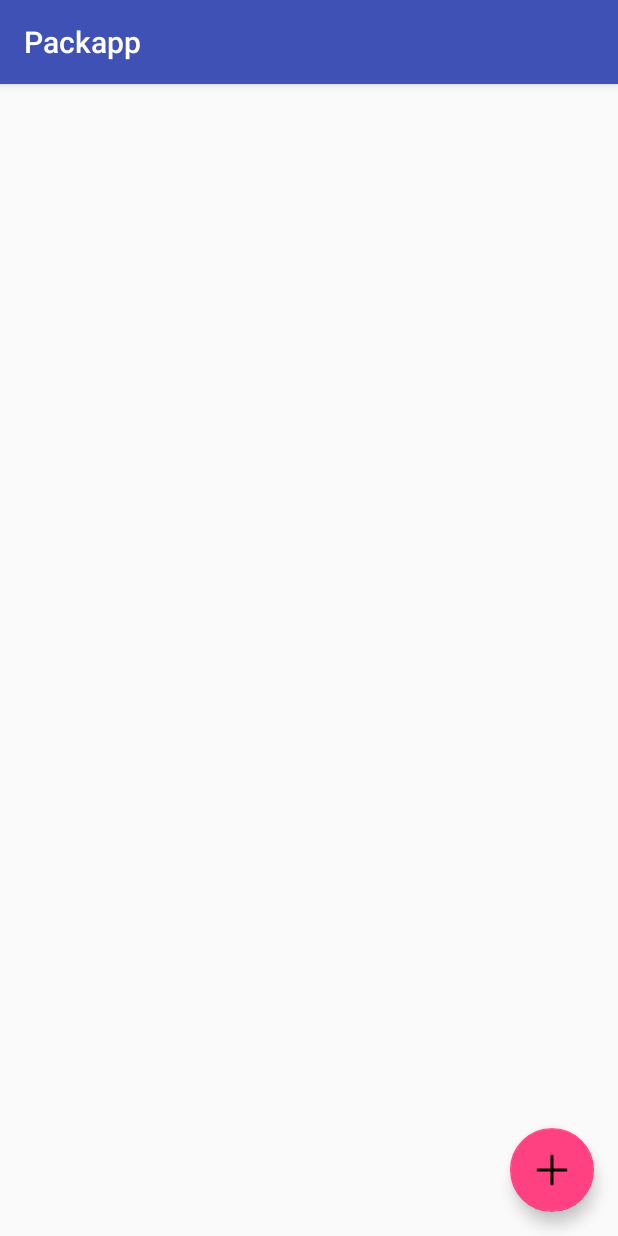
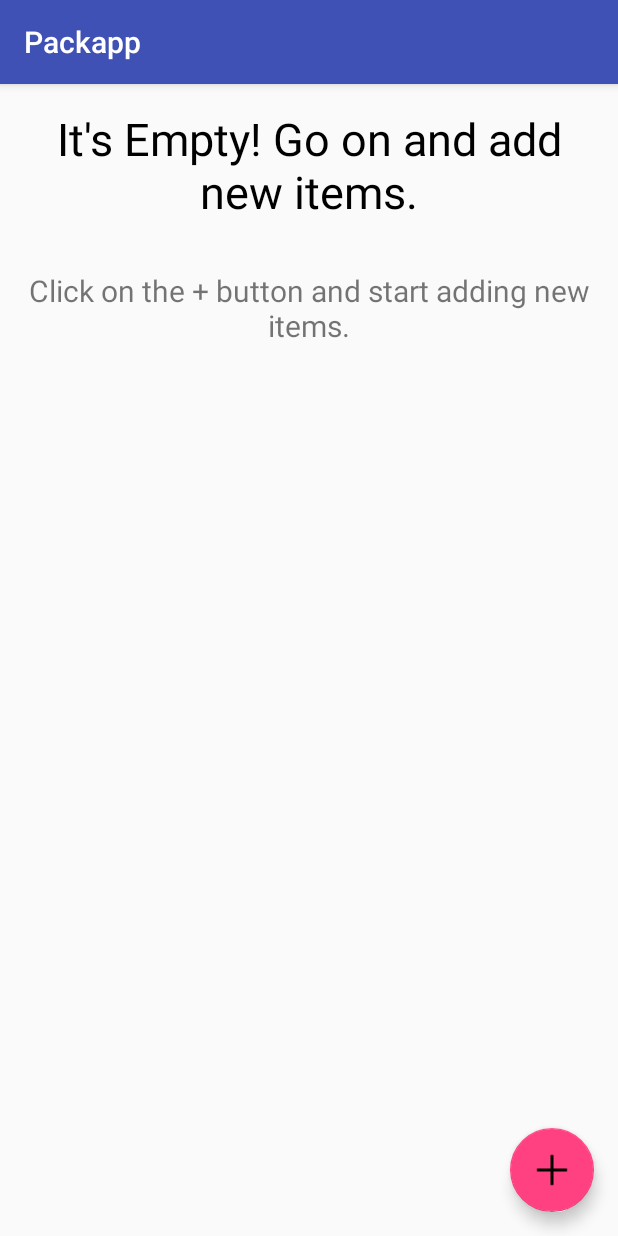
Before and after one commit to bansalshruti69/Packapp, an Android app: the screen it shows after launch (MainActivity), on a phone screen of 412 x 824 dp. Run offline under Robolectric (Android 15) with nearby library versions, the phone set to English and light mode, and no system bars; 4 statements that could not run were skipped.

Commit message:
Empty View Added.

```diff
--- a/app/src/main/java/com/example/android/packapp/MainActivity.java
+++ b/app/src/main/java/com/example/android/packapp/MainActivity.java
@@ -35,6 +35,9 @@ public class MainActivity extends AppCompatActivity implements android.app.Loade
             }
         });
         ListView listView = (ListView) findViewById(R.id.list_view);
+        View emptyView = findViewById(R.id.empty_view);
+        listView.setEmptyView(emptyView);
+
         adapter = new ProductCursorAdapter(this,null);
         listView.setAdapter(adapter);
         getLoaderManager().initLoader(0,null,this);
--- a/app/src/main/java/com/example/android/packapp/ProductActivity.java
+++ b/app/src/main/java/com/example/android/packapp/ProductActivity.java
@@ -119,8 +119,8 @@ public class ProductActivity extends AppCompatActivity {
         values.put(SUPPLIER,mSupplier.getText().toString().trim());
         values.put(QUANTITY,Integer.parseInt(mQuantity.getText().toString().trim()));
         values.put(PRICE,Integer.parseInt(mPrice.getText().toString().trim()));
-        InputStream iStream = getContentResolver().openInputStream(selectedImage);
-        byte[] inputData = getBytes(iStream);
+            InputStream iStream = getContentResolver().openInputStream(selectedImage);
+            byte[] inputData = getBytes(iStream);
         values.put(PRODUCT_IMAGE,inputData);
         //Image remaining
         Uri uri = getContentResolver().insert(CONTENT_URI,values);
--- a/app/src/main/res/layout/activity_main.xml
+++ b/app/src/main/res/layout/activity_main.xml
@@ -11,6 +11,31 @@
         android:layout_width="match_parent"
         android:layout_height="match_parent"/>
 
+    <LinearLayout
+        android:id="@+id/empty_view"
+        android:layout_width="match_parent"
+        android:layout_height="match_parent"
+        android:orientation="vertical">
+
+        <TextView
+            android:layout_width="match_parent"
+            android:layout_height="wrap_content"
+            android:text="It's Empty! Go on and add new items."
+            android:textColor="@android:color/black"
+            android:textSize="30sp"
+            android:gravity="center_horizontal"
+            android:padding="16dp"/>
+
+        <TextView
+            android:padding="16dp"
+            android:gravity="center_horizontal"
+            android:textSize="20sp"
+            android:layout_width="match_parent"
+            android:layout_height="wrap_content"
+            android:text="Click on the + button and start adding new items."/>
+
+    </LinearLayout>
+
     <android.support.design.widget.FloatingActionButton
         android:id="@+id/fab"
         android:layout_width="wrap_content"
```
